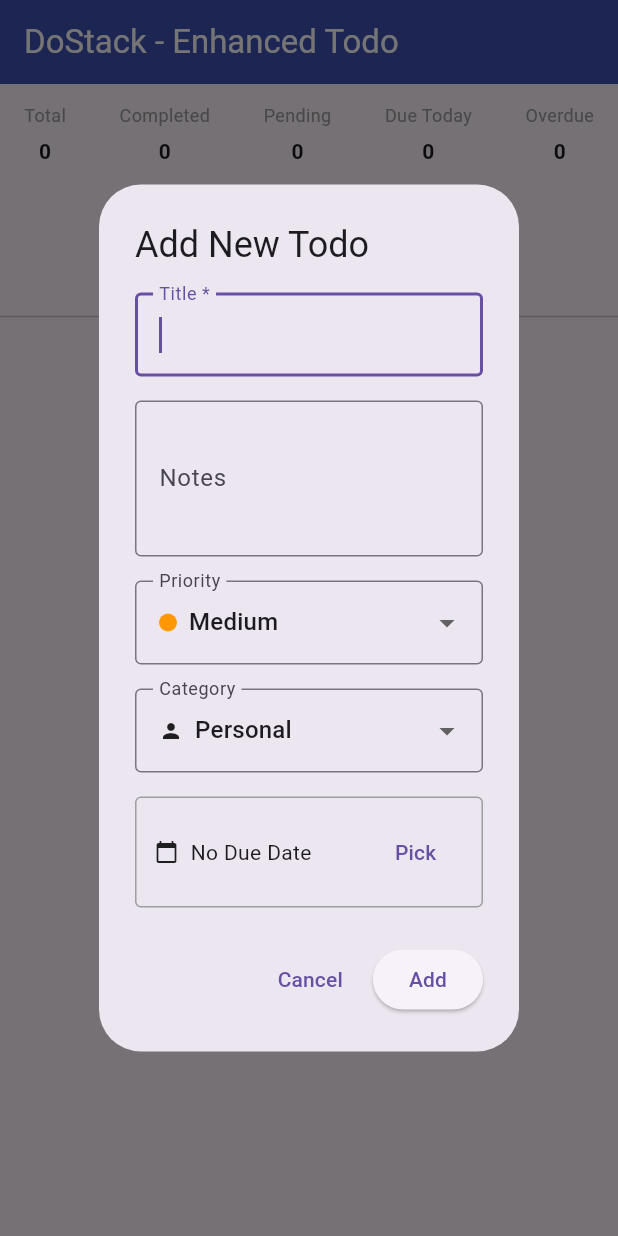
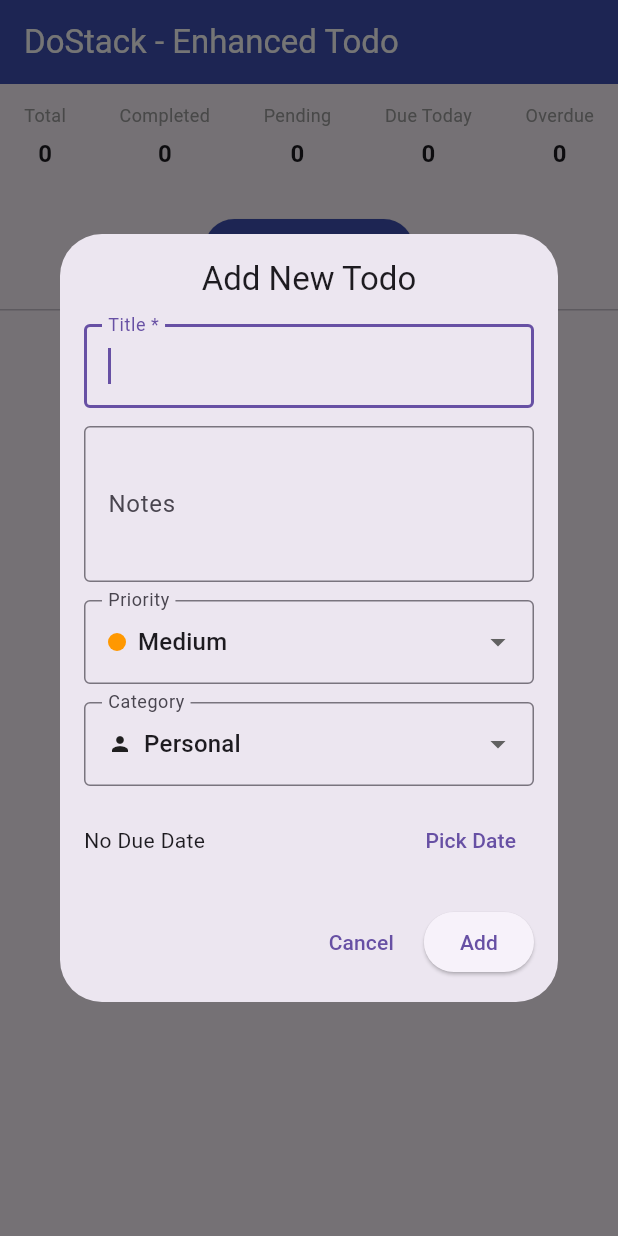
Before and after one commit to LummyHills97/DoStack, a Flutter app: the screen it shows after launch, after a tap on "Add New Todo", on a phone screen of 412 x 824 dp. Run offline on Flutter 3.47's test engine with Material 3 defaults, Android fonts, the phone set to English and light mode, and no system bars; our stand-ins replace get_it, hive, hive_flutter, injectable, stacked, stacked_services; accounts and stored records are empty.

Commit message:
added a new file to the codebase

```diff
--- a/lib/ui/views/todo/todo_view.dart
+++ b/lib/ui/views/todo/todo_view.dart
@@ -1,7 +1,8 @@
+// lib/ui/views/todo/todo_view.dart
 import 'package:flutter/material.dart';
 import 'package:stacked/stacked.dart';
+import 'package:stacked_todo_demo/models/todo.dart';
 import 'todo_viewmodel.dart';
-import '../../../models/todo.dart';
 
 class TodoView extends StatelessWidget {
   const TodoView({super.key});
@@ -10,7 +11,7 @@ class TodoView extends StatelessWidget {
   Widget build(BuildContext context) {
     return ViewModelBuilder<TodoViewModel>.reactive(
       viewModelBuilder: () => TodoViewModel(),
-      builder: (context, model, _) => Scaffold(
+      builder: (context, model, child) => Scaffold(
         appBar: AppBar(
           title: const Text('DoStack - Enhanced Todo'),
           backgroundColor: Colors.indigo,
@@ -26,11 +27,11 @@ class TodoView extends StatelessWidget {
         ),
         body: Column(
           children: [
-            _buildStats(model),
+            _buildEnhancedStats(model),
             Padding(
               padding: const EdgeInsets.all(16),
               child: ElevatedButton(
-                onPressed: () => model.addTodo(context),
+                onPressed: model.addTodo,
                 style: ElevatedButton.styleFrom(
                   backgroundColor: Colors.indigo,
                   foregroundColor: Colors.white,
@@ -38,15 +39,15 @@ class TodoView extends StatelessWidget {
                 child: const Text('Add New Todo'),
               ),
             ),
-            const Divider(),
-            Expanded(child: _buildTodoList(context, model)),
+            const Divider(height: 1),
+            Expanded(child: _buildEnhancedTodoList(model)),
           ],
         ),
       ),
     );
   }
 
-  Widget _buildStats(TodoViewModel model) {
+  Widget _buildEnhancedStats(TodoViewModel model) {
     return Padding(
       padding: const EdgeInsets.symmetric(horizontal: 16, vertical: 12),
       child: Row(
@@ -62,60 +63,41 @@ class TodoView extends StatelessWidget {
     );
   }
 
-  Widget _statTile(String label, String value) => Column(
+  Widget _statTile(String label, String value) {
+    return Column(
       children: [
         Text(label, style: const TextStyle(fontSize: 12, color: Colors.grey)),
         const SizedBox(height: 6),
-          Text(value, style: const TextStyle(fontWeight: FontWeight.bold)),
+        Text(value, style: const TextStyle(fontSize: 16, fontWeight: FontWeight.bold)),
       ],
     );
+  }
 
-  Widget _buildTodoList(BuildContext context, TodoViewModel model) {
-    if (model.todos.isEmpty) {
+  Widget _buildEnhancedTodoList(TodoViewModel model) {
+    final items = model.todos;
+    if (items.isEmpty) {
       return const Center(child: Text('No todos yet — add one!'));
     }
 
     return ListView.separated(
-      itemCount: model.todos.length,
-      separatorBuilder: (_, __) => const Divider(),
-      itemBuilder: (_, index) {
-        final todo = model.todos[index];
+      padding: const EdgeInsets.symmetric(horizontal: 12, vertical: 8),
+      itemCount: items.length,
+      separatorBuilder: (_, __) => const Divider(height: 1),
+      itemBuilder: (context, index) {
+        final todo = items[index];
         return Dismissible(
           key: Key(todo.id),
-          background: _dismissBg(left: true),
-          secondaryBackground: _dismissBg(),
+          background: Container(color: Colors.redAccent, alignment: Alignment.centerLeft, padding: const EdgeInsets.only(left: 16), child: const Icon(Icons.delete, color: Colors.white)),
+          secondaryBackground: Container(color: Colors.redAccent, alignment: Alignment.centerRight, padding: const EdgeInsets.only(right: 16), child: const Icon(Icons.delete, color: Colors.white)),
           onDismissed: (_) => model.deleteTodo(todo.id),
           child: ListTile(
-            onTap: () => model.editTodo(context, todo),
+            onTap: () => model.editTodo(todo),
             leading: Checkbox(
               value: todo.isCompleted,
               onChanged: (_) => model.toggleComplete(todo.id),
             ),
-            title: Text(
-              todo.title,
-              style: TextStyle(
-                decoration: todo.isCompleted ? TextDecoration.lineThrough : null,
-              ),
-            ),
-            subtitle: _buildSubtitle(todo),
-            trailing: IconButton(
-              icon: const Icon(Icons.more_vert),
-              onPressed: () => _showMenu(context, model, todo),
-            ),
-          ),
-        );
-      },
-    );
-  }
-
-  Widget _dismissBg({bool left = false}) => Container(
-        color: Colors.redAccent,
-        alignment: left ? Alignment.centerLeft : Alignment.centerRight,
-        padding: EdgeInsets.only(left: left ? 16 : 0, right: left ? 0 : 16),
-        child: const Icon(Icons.delete, color: Colors.white),
-      );
-
-  Widget _buildSubtitle(Todo todo) => Column(
+            title: Text(todo.title, style: TextStyle(decoration: todo.isCompleted ? TextDecoration.lineThrough : null)),
+            subtitle: Column(
               crossAxisAlignment: CrossAxisAlignment.start,
               children: [
                 if (todo.notes.isNotEmpty) Text(todo.notes),
@@ -126,27 +108,35 @@ class TodoView extends StatelessWidget {
                     Text('· ${todo.category.label}'),
                     if (todo.dueDate != null)
                       Padding(
-                  padding: const EdgeInsets.only(left: 8),
+                        padding: const EdgeInsets.only(left: 8.0),
                         child: Text('· Due ${todo.dueDate!.day}/${todo.dueDate!.month}/${todo.dueDate!.year}'),
                       ),
                   ],
                 ),
               ],
+            ),
+            trailing: IconButton(
+              icon: const Icon(Icons.more_vert),
+              onPressed: () => _showTodoMenu(context, model, todo),
+            ),
+          ),
         );
+      },
+    );
+  }
 
-  void _showMenu(BuildContext context, TodoViewModel model, Todo todo) {
+  void _showTodoMenu(BuildContext context, TodoViewModel model, Todo todo) {
     showModalBottomSheet(
       context: context,
       builder: (_) => SafeArea(
-        child: Column(
-          mainAxisSize: MainAxisSize.min,
+        child: Wrap(
           children: [
             ListTile(
               leading: const Icon(Icons.edit),
               title: const Text('Edit'),
               onTap: () {
                 Navigator.pop(context);
-                model.editTodo(context, todo);
+                model.editTodo(todo);
               },
             ),
             ListTile(
--- a/lib/ui/views/todo/todo_viewmodel.dart
+++ b/lib/ui/views/todo/todo_viewmodel.dart
@@ -2,18 +2,21 @@ import 'dart:async';
 import 'package:flutter/material.dart';
 import 'package:stacked/stacked.dart';
 import 'package:stacked_services/stacked_services.dart';
+import 'package:stacked_todo_demo/app/app_dialog.dart';
 import '../../../app/app.locator.dart';
 import '../../../services/todo_service.dart';
 import '../../../models/todo.dart';
 
 class TodoViewModel extends BaseViewModel {
   final TodoService _todoService = locator<TodoService>();
+  final DialogService _dialogService = locator<DialogService>();
   final SnackbarService _snackbarService = locator<SnackbarService>();
 
   StreamSubscription<List<Todo>>? _sub;
   bool _initialized = false;
 
   TodoViewModel() {
+    // start listening to service stream and refresh UI on updates
     _startWatching();
   }
 
@@ -54,32 +57,54 @@ class TodoViewModel extends BaseViewModel {
   int get overdue => todos.where((t) => t.isOverdue).length;
   int get dueToday => todos.where((t) => t.isDueToday).length;
 
-  /// Simple dialog using Flutter's built-in showDialog
-  Future<void> addTodo(BuildContext context) async {
+  /// Show the existing custom dialog and create the Todo from result
+  Future<void> addTodo() async {
     try {
-      print('🔄 Starting addTodo with simple dialog...');
+      print('🔄 Starting addTodo...');
 
-      final result = await showDialog<Map<String, dynamic>>(
-        context: context,
-        builder: (context) => AddTodoDialog(),
+      final response = await _dialogService.showCustomDialog(
+        variant: DialogType.form,
+        title: 'Add New Todo',
+        customData: {
+          'titleController': TextEditingController(),
+          'notesController': TextEditingController(),
+          'priority': TaskPriority.medium,
+          'category': TaskCategory.personal,
+          'dueDate': null as DateTime?,
+        },
       );
 
-      print('✅ Dialog result: $result');
+      print('✅ Dialog response: ${response?.confirmed}, data: ${response?.data}');
 
-      if (result != null) {
-        final title = result['title'] as String;
-        if (title.trim().isEmpty) {
+      if (response?.confirmed == true && response?.data != null) {
+        final data = response!.data as Map<String, dynamic>;
+        print('📋 Dialog data keys: ${data.keys.toList()}');
+
+        final titleController = data['titleController'] as TextEditingController;
+        final notesController = data['notesController'] as TextEditingController;
+
+        final title = titleController.text.trim();
+        print('📝 Title: "$title"');
+
+        if (title.isEmpty) {
+          print('⚠️ Title is empty');
           _snackbarService.showSnackbar(message: 'Please enter a todo title.');
           return;
         }
 
+        final priority = data['priority'] as TaskPriority;
+        final category = data['category'] as TaskCategory;
+        final dueDate = data['dueDate'] as DateTime?;
+
+        print('🎯 Priority: $priority, Category: $category, DueDate: $dueDate');
+
         final newTodo = Todo(
           id: DateTime.now().millisecondsSinceEpoch.toString(),
-          title: title.trim(),
-          notes: result['notes'] as String? ?? '',
-          priority: result['priority'] as TaskPriority? ?? TaskPriority.medium,
-          category: result['category'] as TaskCategory? ?? TaskCategory.personal,
-          dueDate: result['dueDate'] as DateTime?,
+          title: title,
+          notes: notesController.text.trim(),
+          priority: priority,
+          category: category,
+          dueDate: dueDate,
           isRecurring: false,
           isCompleted: false,
           timeSpentMinutes: 0,
@@ -87,9 +112,19 @@ class TodoViewModel extends BaseViewModel {
         );
 
         print('✨ Created todo: ${newTodo.id} - ${newTodo.title}');
+
         await _todoService.add(newTodo);
+        print('✅ Todo added to service');
+
         _snackbarService.showSnackbar(message: 'Todo added successfully!');
-        print('✅ Todo added successfully');
+
+        // Dispose controllers to prevent memory leaks
+        titleController.dispose();
+        notesController.dispose();
+        print('🧹 Controllers disposed');
+
+      } else {
+        print('❌ Dialog was cancelled or returned null data');
       }
     } catch (e, stackTrace) {
       print('❌ Error in addTodo: $e');
@@ -98,45 +133,12 @@ class TodoViewModel extends BaseViewModel {
     }
   }
 
-  /// Simple edit dialog
-  Future<void> editTodo(BuildContext context, Todo todo) async {
-    try {
-      print('✏️ Editing todo: ${todo.id} - ${todo.title}');
-
-      final result = await showDialog<Map<String, dynamic>>(
-        context: context,
-        builder: (context) => AddTodoDialog(existingTodo: todo),
-      );
-
-      if (result != null) {
-        final title = result['title'] as String;
-        if (title.trim().isEmpty) {
-          _snackbarService.showSnackbar(message: 'Title cannot be empty');
-          return;
-        }
-
-        final updated = todo.copyWith(
-          title: title.trim(),
-          notes: result['notes'] as String? ?? '',
-          priority: result['priority'] as TaskPriority? ?? todo.priority,
-          category: result['category'] as TaskCategory? ?? todo.category,
-          dueDate: result['dueDate'] as DateTime?,
-        );
-
-        await _todoService.update(updated);
-        _snackbarService.showSnackbar(message: 'Todo updated successfully');
-        print('✅ Todo updated successfully');
-      }
-    } catch (e) {
-      print('❌ Error editing todo: $e');
-      _snackbarService.showSnackbar(message: 'Failed to update todo');
-    }
-  }
-
   Future<void> toggleComplete(String id) async {
     try {
+      print('🔄 Toggling todo completion: $id');
       await _todoService.toggleComplete(id);
       _snackbarService.showSnackbar(message: 'Todo updated');
+      print('✅ Todo toggled successfully');
     } catch (e) {
       print('❌ Error toggling todo: $e');
       _snackbarService.showSnackbar(message: 'Failed to update todo');
@@ -145,8 +147,10 @@ class TodoViewModel extends BaseViewModel {
 
   Future<void> deleteTodo(String id) async {
     try {
+      print('🗑️ Deleting todo: $id');
       await _todoService.delete(id);
       _snackbarService.showSnackbar(message: 'Todo deleted');
+      print('✅ Todo deleted successfully');
     } catch (e) {
       print('❌ Error deleting todo: $e');
       _snackbarService.showSnackbar(message: 'Failed to delete todo');
@@ -156,6 +160,8 @@ class TodoViewModel extends BaseViewModel {
   Future<void> clearCompleted() async {
     try {
       final completedCount = completed;
+      print('🧹 Clearing $completedCount completed todos');
+
       if (completedCount == 0) {
         _snackbarService.showSnackbar(message: 'No completed todos to clear');
         return;
@@ -163,207 +169,67 @@ class TodoViewModel extends BaseViewModel {
 
       await _todoService.clearCompleted();
       _snackbarService.showSnackbar(message: 'Cleared $completedCount completed todos');
+      print('✅ Completed todos cleared successfully');
     } catch (e) {
       print('❌ Error clearing completed todos: $e');
       _snackbarService.showSnackbar(message: 'Failed to clear completed todos');
     }
   }
-}
 
-/// Simple custom dialog widget
-class AddTodoDialog extends StatefulWidget {
-  final Todo? existingTodo;
+  Future<void> editTodo(Todo todo) async {
+    try {
+      print('✏️ Editing todo: ${todo.id} - ${todo.title}');
 
-  const AddTodoDialog({Key? key, this.existingTodo}) : super(key: key);
+      final response = await _dialogService.showCustomDialog(
+        variant: DialogType.form,
+        title: 'Edit Todo',
+        customData: {
+          'titleController': TextEditingController(text: todo.title),
+          'notesController': TextEditingController(text: todo.notes),
+          'priority': todo.priority,
+          'category': todo.category,
+          'dueDate': todo.dueDate,
+          'initialId': todo.id,
+        },
+      );
 
-  @override
-  State<AddTodoDialog> createState() => _AddTodoDialogState();
-}
+      print('✅ Edit dialog response: ${response?.confirmed}, data: ${response?.data}');
 
-class _AddTodoDialogState extends State<AddTodoDialog> {
-  late TextEditingController titleController;
-  late TextEditingController notesController;
-  TaskPriority selectedPriority = TaskPriority.medium;
-  TaskCategory selectedCategory = TaskCategory.personal;
-  DateTime? selectedDueDate;
+      if (response?.confirmed == true && response?.data != null) {
+        final data = response!.data as Map<String, dynamic>;
+        final titleController = data['titleController'] as TextEditingController;
+        final notesController = data['notesController'] as TextEditingController;
 
-  @override
-  void initState() {
-    super.initState();
+        final title = titleController.text.trim();
+        if (title.isEmpty) {
+          print('⚠️ Edit: Title is empty');
+          _snackbarService.showSnackbar(message: 'Title cannot be empty');
+          return;
+        }
 
-    // Initialize with existing todo data if editing
-    if (widget.existingTodo != null) {
-      titleController = TextEditingController(text: widget.existingTodo!.title);
-      notesController = TextEditingController(text: widget.existingTodo!.notes);
-      selectedPriority = widget.existingTodo!.priority;
-      selectedCategory = widget.existingTodo!.category;
-      selectedDueDate = widget.existingTodo!.dueDate;
-    } else {
-      titleController = TextEditingController();
-      notesController = TextEditingController();
+        final updated = todo.copyWith(
+          title: title,
+          notes: notesController.text.trim(),
+          priority: data['priority'] as TaskPriority,
+          category: data['category'] as TaskCategory,
+          dueDate: data['dueDate'] as DateTime?,
+        );
+
+        print('🔄 Updating todo with new data');
+        await _todoService.update(updated);
+        _snackbarService.showSnackbar(message: 'Todo updated successfully');
+        print('✅ Todo updated successfully');
+
+        // Dispose controllers to prevent memory leaks
+        titleController.dispose();
+        notesController.dispose();
+      } else {
+        print('❌ Edit dialog was cancelled');
+      }
+    } catch (e, stackTrace) {
+      print('❌ Error editing todo: $e');
+      print('📍 Stack trace: $stackTrace');
+      _snackbarService.showSnackbar(message: 'Failed to update todo. Error: $e');
     }
   }
-
-  @override
-  void dispose() {
-    titleController.dispose();
-    notesController.dispose();
-    super.dispose();
-  }
-
-  @override
-  Widget build(BuildContext context) {
-    return AlertDialog(
-      title: Text(widget.existingTodo != null ? 'Edit Todo' : 'Add New Todo'),
-      content: SingleChildScrollView(
-        child: Column(
-          mainAxisSize: MainAxisSize.min,
-          children: [
-            TextField(
-              controller: titleController,
-              decoration: const InputDecoration(
-                labelText: 'Title *',
-                border: OutlineInputBorder(),
-              ),
-              autofocus: true,
-            ),
-            const SizedBox(height: 16),
-            TextField(
-              controller: notesController,
-              decoration: const InputDecoration(
-                labelText: 'Notes',
-                border: OutlineInputBorder(),
-              ),
-              maxLines: 3,
-            ),
-            const SizedBox(height: 16),
-            DropdownButtonFormField<TaskPriority>(
-              value: selectedPriority,
-              decoration: const InputDecoration(
-                labelText: 'Priority',
-                border: OutlineInputBorder(),
-              ),
-              items: TaskPriority.values.map((priority) {
-                return DropdownMenuItem(
-                  value: priority,
-                  child: Row(
-                    children: [
-                      Container(
-                        width: 12,
-                        height: 12,
-                        decoration: BoxDecoration(
-                          color: priority.color,
-                          shape: BoxShape.circle,
-                        ),
-                      ),
-                      const SizedBox(width: 8),
-                      Text(priority.label),
-                    ],
-                  ),
-                );
-              }).toList(),
-              onChanged: (value) {
-                if (value != null) {
-                  setState(() {
-                    selectedPriority = value;
-                  });
-                }
-              },
-            ),
-            const SizedBox(height: 16),
-            DropdownButtonFormField<TaskCategory>(
-              value: selectedCategory,
-              decoration: const InputDecoration(
-                labelText: 'Category',
-                border: OutlineInputBorder(),
-              ),
-              items: TaskCategory.values.map((category) {
-                return DropdownMenuItem(
-                  value: category,
-                  child: Row(
-                    children: [
-                      Icon(category.icon, size: 16),
-                      const SizedBox(width: 8),
-                      Text(category.label),
-                    ],
-                  ),
-                );
-              }).toList(),
-              onChanged: (value) {
-                if (value != null) {
-                  setState(() {
-                    selectedCategory = value;
-                  });
-                }
-              },
-            ),
-            const SizedBox(height: 16),
-            Container(
-              padding: const EdgeInsets.all(12),
-              decoration: BoxDecoration(
-                border: Border.all(color: Colors.grey),
-                borderRadius: BorderRadius.circular(4),
-              ),
-              child: Row(
-                children: [
-                  const Icon(Icons.calendar_today, size: 16),
-                  const SizedBox(width: 8),
-                  Expanded(
-                    child: Text(
-                      selectedDueDate == null
-                          ? 'No Due Date'
-                          : '${selectedDueDate!.day}/${selectedDueDate!.month}/${selectedDueDate!.year}',
-                    ),
-                  ),
-                  TextButton(
-                    onPressed: () async {
-                      final picked = await showDatePicker(
-                        context: context,
-                        initialDate: selectedDueDate ?? DateTime.now(),
-                        firstDate: DateTime.now(),
-                        lastDate: DateTime.now().add(const Duration(days: 365)),
-                      );
-                      if (picked != null) {
-                        setState(() {
-                          selectedDueDate = picked;
-                        });
-                      }
-                    },
-                    child: const Text('Pick'),
-                  ),
-                  if (selectedDueDate != null)
-                    IconButton(
-                      onPressed: () {
-                        setState(() {
-                          selectedDueDate = null;
-                        });
-                      },
-                      icon: const Icon(Icons.clear, size: 16),
-                    ),
-                ],
-              ),
-            ),
-          ],
-        ),
-      ),
-      actions: [
-        TextButton(
-          onPressed: () => Navigator.of(context).pop(),
-          child: const Text('Cancel'),
-        ),
-        ElevatedButton(
-          onPressed: () {
-            Navigator.of(context).pop({
-              'title': titleController.text,
-              'notes': notesController.text,
-              'priority': selectedPriority,
-              'category': selectedCategory,
-              'dueDate': selectedDueDate,
-            });
-          },
-          child: Text(widget.existingTodo != null ? 'Update' : 'Add'),
-        ),
-      ],
-    );
-  }
 }
```
Also changed, not shown: lib/ui/views/todo/widgets/todo_tile.dart (added). Lines whose indentation alone changed are shown as unchanged.
